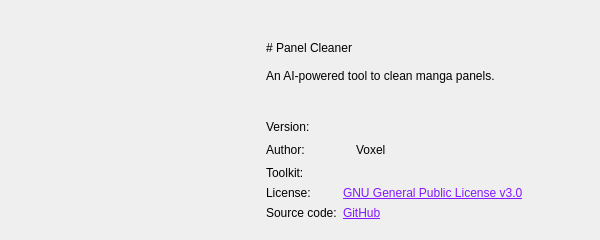
Old version of the form ui_files/About.ui in the repository VoxelCubes/PanelCleaner.
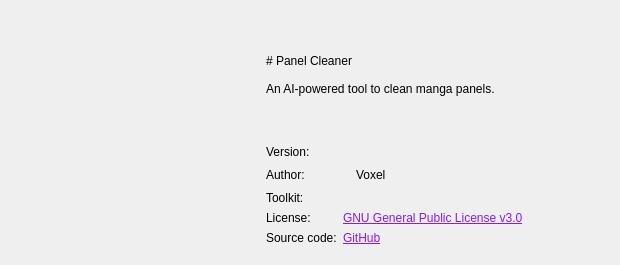
New version of the form. Icons and pictures are not drawn.

The edit to the form file:
```diff
--- a/ui_files/About.ui
+++ b/ui_files/About.ui
@@ -6,8 +6,8 @@
    <rect>
     <x>0</x>
     <y>0</y>
-    <width>600</width>
-    <height>240</height>
+    <width>620</width>
+    <height>265</height>
    </rect>
   </property>
   <property name="windowTitle">
```
Left out of the diff: 12 changed lines with no effect on the pictures.
